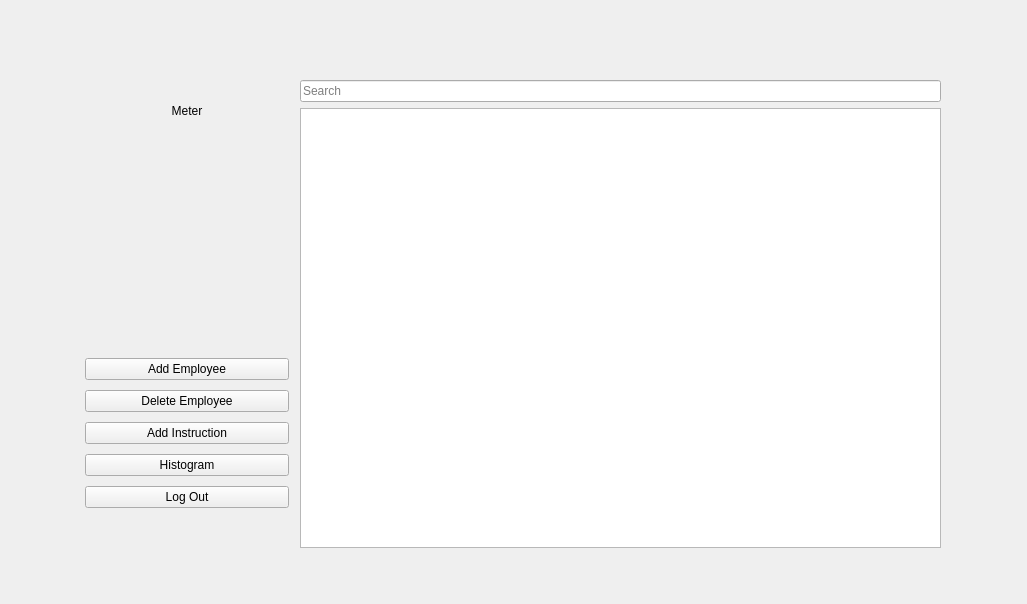
Above: src/app/ui/main_window.ui from TIS2023-FMFI/pracovne-instrukcie before the change. Below: the same form after it.
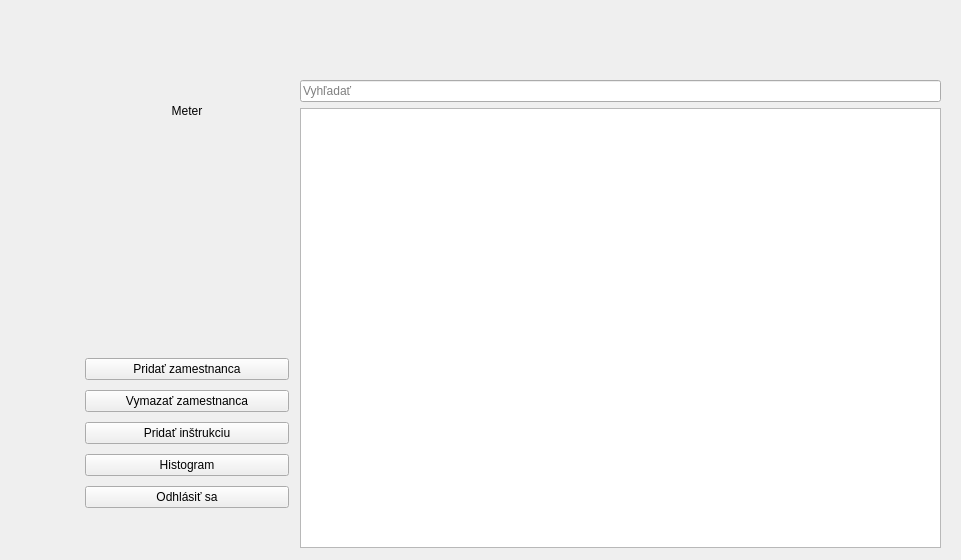
That is the form after the change. Icons and pictures are not drawn.

Patch:
```diff
--- a/src/app/ui/main_window.ui
+++ b/src/app/ui/main_window.ui
@@ -6,8 +6,8 @@
             <rect>
                 <x>0</x>
                 <y>0</y>
-                <width>1027</width>
-                <height>604</height>
+    <width>961</width>
+    <height>560</height>
             </rect>
         </property>
         <property name="windowTitle">
@@ -97,21 +97,21 @@
                         <item>
                             <widget class="QPushButton" name="add_employee_button">
                                 <property name="text">
-                                    <string>Add Employee</string>
+         <string>Pridať zamestnanca</string>
                                 </property>
                             </widget>
                         </item>
                         <item>
                             <widget class="QPushButton" name="delete_employee_button">
                                 <property name="text">
-                                    <string>Delete Employee</string>
+         <string>Vymazať zamestnanca</string>
                                 </property>
                             </widget>
                         </item>
                         <item>
                             <widget class="QPushButton" name="add_instruction_button">
                                 <property name="text">
-                                    <string>Add Instruction</string>
+         <string>Pridať inštrukciu</string>
                                 </property>
                             </widget>
                         </item>
@@ -125,7 +125,7 @@
                         <item>
                             <widget class="QPushButton" name="logout_button">
                                 <property name="text">
-                                    <string>Log Out</string>
+         <string>Odhlásiť sa</string>
                                 </property>
                                 <property name="checkable">
                                     <bool>false</bool>
@@ -144,7 +144,7 @@
                                             <string notr="true"/>
                                         </property>
                                         <property name="placeholderText">
-                                            <string>Search</string>
+           <string>Vyhľadať</string>
                                         </property>
                                     </widget>
                                 </item>
```
Lines whose indentation alone changed are shown as unchanged.
